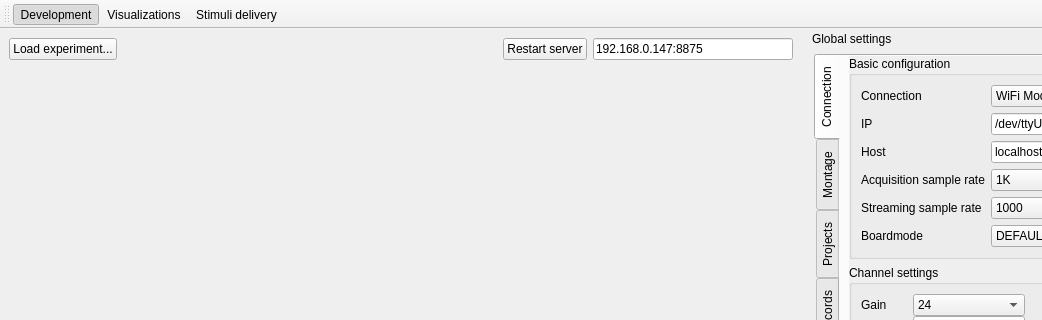
UN-GCPDS/bci-framework, file bci_framework/qtgui/main.ui: the form before one commit; both pictures show x 0 to 1042 and y 0 to 320 of the 1222 by 780 pixel window.
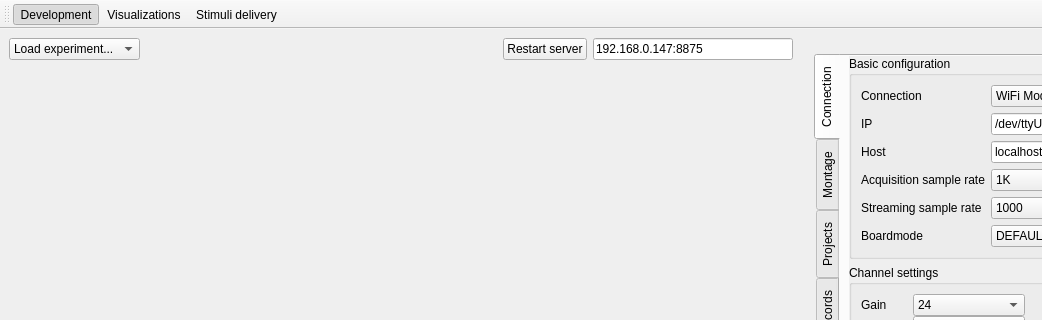
The form after the commit. The open tabs and pages were chosen to show the change. Icons and pictures are not drawn.

What changed in the file:
```diff
--- a/bci_framework/qtgui/main.ui
+++ b/bci_framework/qtgui/main.ui
@@ -62,10 +62,12 @@
         <item row="0" column="0" colspan="2">
          <layout class="QHBoxLayout" name="horizontalLayout_4">
           <item>
-           <widget class="QPushButton" name="pushButton_12">
-            <property name="text">
-             <string>Load experiment...</string>
-            </property>
+           <widget class="QComboBox" name="comboBox_load_experiment">
+            <item>
+             <property name="text">
+              <string>Load experiment...</string>
+             </property>
+            </item>
            </widget>
           </item>
           <item>
@@ -335,7 +337,7 @@
     <set>Qt::LeftDockWidgetArea|Qt::RightDockWidgetArea</set>
    </property>
    <property name="windowTitle">
-    <string>Global settings</string>
+    <string/>
    </property>
    <attribute name="dockWidgetArea">
     <number>2</number>
```
Left out of the diff: 75 changed lines with no effect on the pictures.
